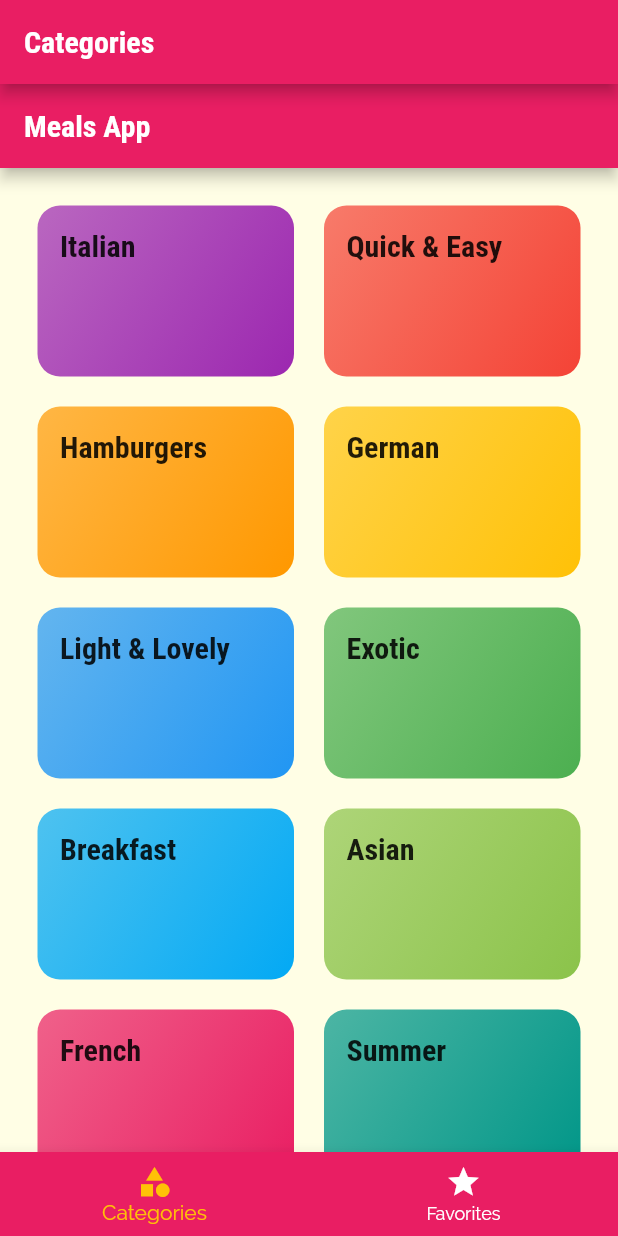
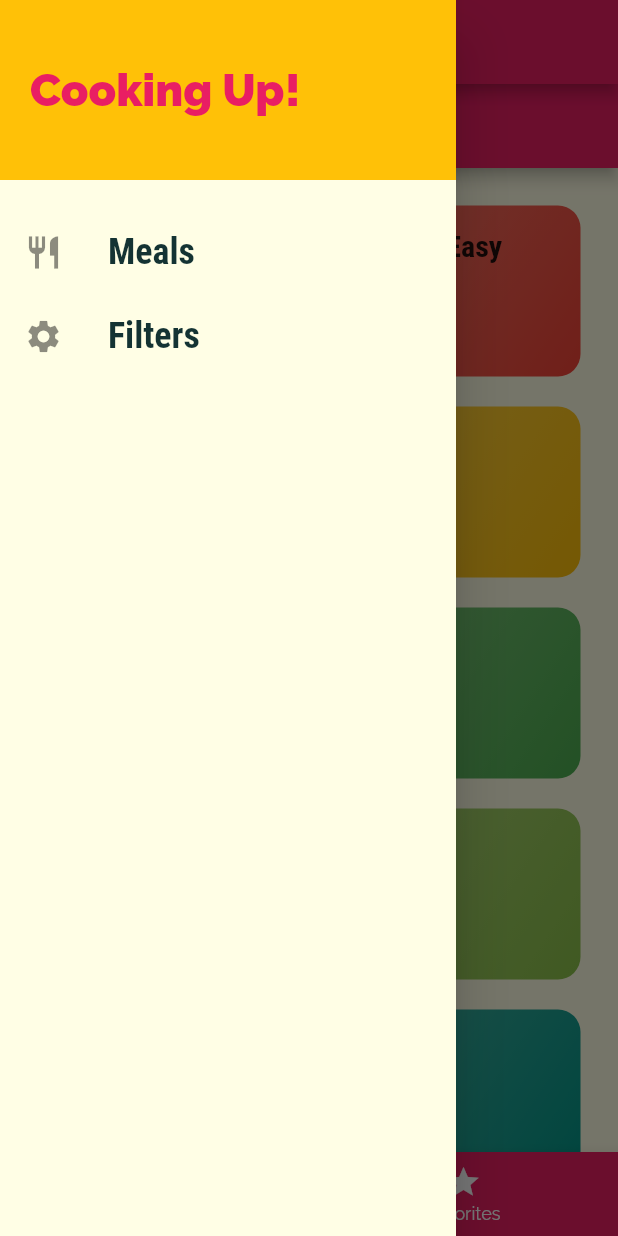
Before and after one commit to BenjaminPorho/meals_app, a Flutter app: the screen it shows after launch, with the side drawer open (before the commit the screen has no drawer), on a phone screen of 412 x 824 dp. Run offline on Flutter 3.47's test engine with Material 2 defaults, Android fonts, the phone set to English and light mode, and no system bars.

Commit message:
Add drawer

```diff
--- a/lib/screens/tabs_screen.dart
+++ b/lib/screens/tabs_screen.dart
@@ -1,5 +1,6 @@
 import 'package:flutter/material.dart';
 
+import '../widgets/main_drawer.dart';
 import './favorites_screen.dart';
 import './categories_screen.dart';
 
@@ -33,6 +34,7 @@ class _TabsScreenState extends State<TabsScreen> {
       appBar: AppBar(
         title: Text(_pages[_selectedPageIndex]['title']),
       ),
+      drawer: MainDrawer(),
       body: _pages[_selectedPageIndex]['page'],
       bottomNavigationBar: BottomNavigationBar(
         onTap: _selectPage,
--- /dev/null
+++ b/lib/widgets/main_drawer.dart
@@ -0,0 +1,58 @@
+import 'package:flutter/material.dart';
+
+class MainDrawer extends StatelessWidget {
+  Widget buildListTile(String title, IconData icon) {
+    return ListTile(
+      leading: Icon(
+        icon,
+        size: 26,
+      ),
+      title: Text(
+        title,
+        style: TextStyle(
+          fontFamily: 'RobotoCondensed',
+          fontSize: 24,
+          fontWeight: FontWeight.bold,
+        ),
+      ),
+      onTap: () {
+        // ...
+      },
+    );
+  }
+
+  @override
+  Widget build(BuildContext context) {
+    return Drawer(
+      child: Column(
+        children: <Widget>[
+          Container(
+            height: 120,
+            width: double.infinity,
+            padding: EdgeInsets.all(20),
+            alignment: Alignment.centerLeft,
+            color: Theme.of(context).accentColor,
+            child: Text(
+              'Cooking Up!',
+              style: TextStyle(
+                  fontWeight: FontWeight.w900,
+                  fontSize: 30,
+                  color: Theme.of(context).primaryColor),
+            ),
+          ),
+          SizedBox(
+            height: 20,
+          ),
+          buildListTile(
+            'Meals',
+            Icons.restaurant,
+          ),
+          buildListTile(
+            'Filters',
+            Icons.settings,
+          ),
+        ],
+      ),
+    );
+  }
+}
```
